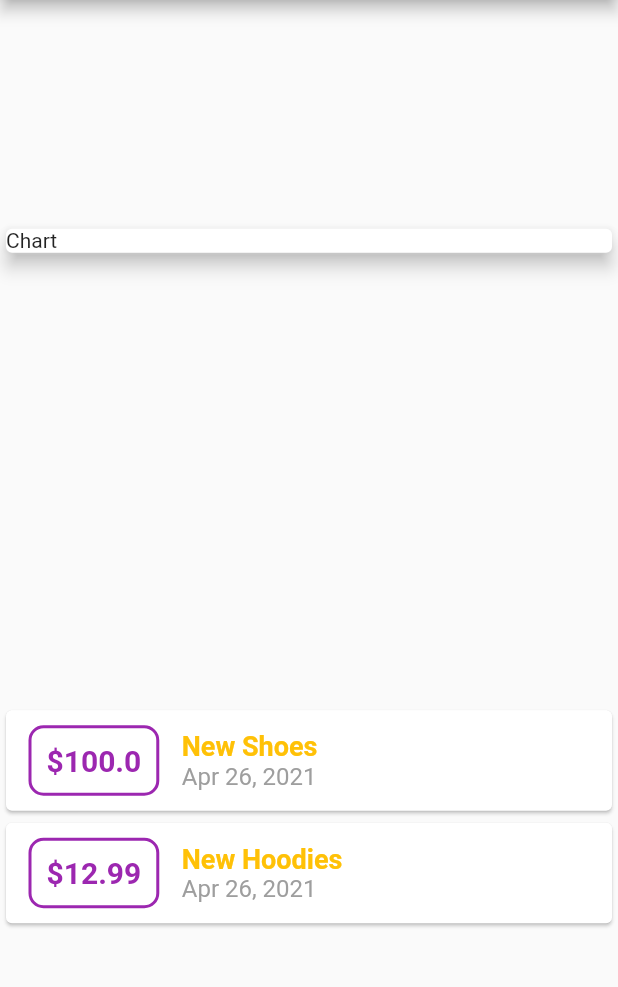
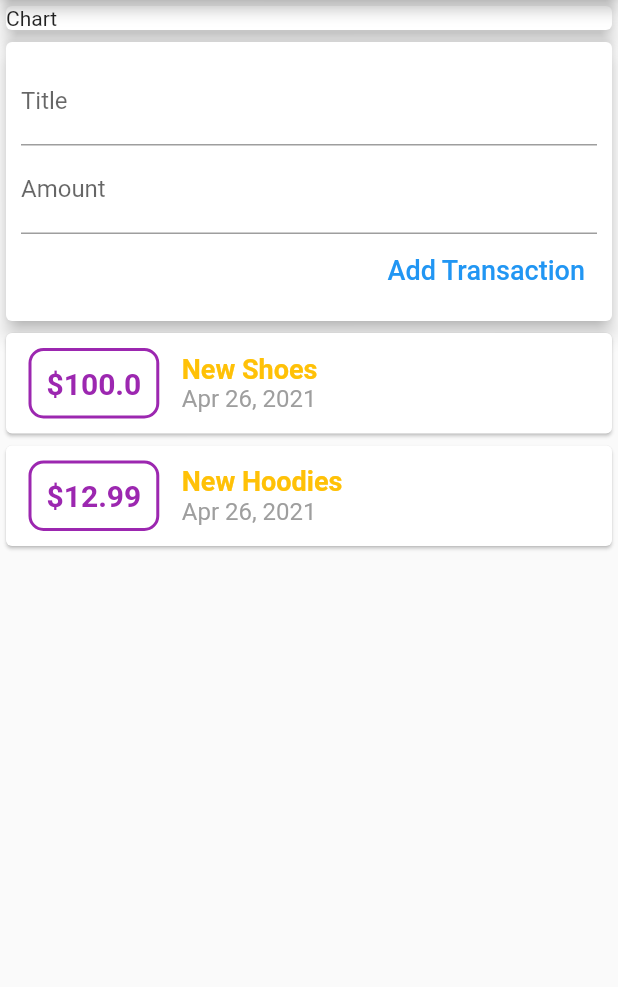
Before and after one commit to Rcharitra1/expense-tracker-flutter, a Flutter app: the screen it shows after launch, on a phone screen of 412 x 824 dp, the part 84-1071 px from its top. Run offline on Flutter 3.47's test engine with Material 2 defaults, Android fonts, the phone set to English and light mode, and no system bars.

Commit message:
Added task add functtionality and UI

```diff
--- a/lib/main.dart
+++ b/lib/main.dart
@@ -1,6 +1,5 @@
 import 'package:flutter/material.dart';
-import 'package:intl/intl.dart';
-import './transaction.dart';
+import './widgets/user_transaction.dart';
 
 void main() {
   runApp(MyApp());
@@ -18,21 +17,15 @@ class MyApp extends StatelessWidget {
 }
 
 class MyHomePage extends StatelessWidget {
-  final List<Transaction> transactions = [
-    Transaction(
-        id: 't1', title: 'New Shoes', amount: 100.00, date: DateTime.now()),
-    Transaction(
-        id: 't2', title: 'New Hoodies', amount: 12.99, date: DateTime.now())
-  ];
-
   @override
   Widget build(BuildContext context) {
     return Scaffold(
         appBar: AppBar(
           title: Text('Expense Tracker'),
         ),
-        body: Column(
-          mainAxisAlignment: MainAxisAlignment.spaceAround,
+        body: SingleChildScrollView(
+            child: Column(
+          mainAxisAlignment: MainAxisAlignment.start,
           crossAxisAlignment: CrossAxisAlignment.stretch,
           children: <Widget>[
             Container(
@@ -42,43 +35,8 @@ class MyHomePage extends StatelessWidget {
                 elevation: 5,
               ),
             ),
-            Column(
-                children: transactions.map((tx) {
-              return Card(
-                  child: Row(children: <Widget>[
-                Container(
-                  margin: EdgeInsets.symmetric(vertical: 10, horizontal: 15),
-                  decoration: BoxDecoration(
-                      borderRadius: BorderRadius.circular(10),
-                      border: Border.all(color: Colors.purple, width: 2)),
-                  padding: EdgeInsets.all(10),
-                  child: Text(
-                    '\$${tx.amount}',
-                    style: TextStyle(
-                        fontWeight: FontWeight.bold,
-                        fontSize: 20,
-                        color: Colors.purple),
-                  ),
-                ),
-                Column(
-                  crossAxisAlignment: CrossAxisAlignment.start,
-                  children: <Widget>[
-                    Text(
-                      tx.title,
-                      style: TextStyle(
-                          fontSize: 18,
-                          color: Colors.amber,
-                          fontWeight: FontWeight.bold),
-                    ),
-                    Text(
-                      DateFormat.yMMMd().format(tx.date),
-                      style: TextStyle(fontSize: 16, color: Colors.grey),
-                    )
-                  ],
-                )
-              ]));
-            }).toList())
+            UserTransaction()
           ],
-        ));
+        )));
   }
 }
--- /dev/null
+++ b/lib/widgets/new_transaction.dart
@@ -0,0 +1,43 @@
+import 'package:flutter/material.dart';
+
+class NewTransaction extends StatelessWidget {
+  final titleInput = TextEditingController();
+  final amountInput = TextEditingController();
+  void addTx() {
+    addNewTransaction(titleInput.text, double.parse(amountInput.text));
+  }
+
+  final Function addNewTransaction;
+  NewTransaction(this.addNewTransaction);
+  @override
+  Widget build(BuildContext context) {
+    return Card(
+        elevation: 5,
+        child: Container(
+          padding: EdgeInsets.all(10),
+          child: Column(
+              crossAxisAlignment: CrossAxisAlignment.end,
+              children: <Widget>[
+                TextFormField(
+                  decoration: InputDecoration(
+                    labelText: 'Title',
+                  ),
+                  controller: titleInput,
+                  onFieldSubmitted: (_) => addTx,
+                ),
+                TextFormField(
+                  decoration: InputDecoration(labelText: 'Amount'),
+                  controller: amountInput,
+                  keyboardType: TextInputType.number,
+                  onFieldSubmitted: (_) => addTx,
+                ),
+                TextButton(
+                    child: Text(
+                      'Add Transaction',
+                      style: TextStyle(fontSize: 18),
+                    ),
+                    onPressed: addTx)
+              ]),
+        ));
+  }
+}
--- /dev/null
+++ b/lib/widgets/transaction_list.dart
@@ -0,0 +1,50 @@
+import 'package:flutter/material.dart';
+import '../model/transaction.dart';
+import 'package:intl/intl.dart';
+
+class TransactionList extends StatelessWidget {
+  final List<Transaction> transactions;
+  TransactionList(this.transactions);
+  @override
+  Widget build(BuildContext context) {
+    return Container(
+        height: 360,
+        child: ListView.builder(
+            itemBuilder: (ctx, index) {
+              return Card(
+                  child: Row(children: <Widget>[
+                Container(
+                  margin: EdgeInsets.symmetric(vertical: 10, horizontal: 15),
+                  decoration: BoxDecoration(
+                      borderRadius: BorderRadius.circular(10),
+                      border: Border.all(color: Colors.purple, width: 2)),
+                  padding: EdgeInsets.all(10),
+                  child: Text(
+                    '\$${transactions[index].amount}',
+                    style: TextStyle(
+                        fontWeight: FontWeight.bold,
+                        fontSize: 20,
+                        color: Colors.purple),
+                  ),
+                ),
+                Column(
+                  crossAxisAlignment: CrossAxisAlignment.start,
+                  children: <Widget>[
+                    Text(
+                      transactions[index].title,
+                      style: TextStyle(
+                          fontSize: 18,
+                          color: Colors.amber,
+                          fontWeight: FontWeight.bold),
+                    ),
+                    Text(
+                      DateFormat.yMMMd().format(transactions[index].date),
+                      style: TextStyle(fontSize: 16, color: Colors.grey),
+                    )
+                  ],
+                )
+              ]));
+            },
+            itemCount: transactions.length));
+  }
+}
--- /dev/null
+++ b/lib/widgets/user_transaction.dart
@@ -0,0 +1,39 @@
+import 'package:flutter/material.dart';
+import './new_transaction.dart';
+import './transaction_list.dart';
+import '../model/transaction.dart';
+import 'package:uuid/uuid.dart';
+
+class UserTransaction extends StatefulWidget {
+  @override
+  _UserTransactionState createState() => _UserTransactionState();
+}
+
+class _UserTransactionState extends State<UserTransaction> {
+  final List<Transaction> _transactions = [
+    Transaction(
+        id: 't1', title: 'New Shoes', amount: 100.00, date: DateTime.now()),
+    Transaction(
+        id: 't2', title: 'New Hoodies', amount: 12.99, date: DateTime.now())
+  ];
+  void _addNewTransaction(String title, double amount) {
+    final newTx = Transaction(
+        title: title,
+        amount: amount,
+        date: DateTime.now(),
+        id: Uuid().v4().substring(0, 8));
+    setState(() {
+      _transactions.add(newTx);
+    });
+  }
+
+  @override
+  Widget build(BuildContext context) {
+    return Column(
+      children: <Widget>[
+        NewTransaction(_addNewTransaction),
+        TransactionList(_transactions)
+      ],
+    );
+  }
+}
--- a/pubspec.yaml
+++ b/pubspec.yaml
@@ -24,6 +24,7 @@ dependencies:
   flutter:
     sdk: flutter
   intl: ^0.17.0
+  uuid: 3.0.4
 
 
   # The following adds the Cupertino Icons font to your application.
```
Also changed, not shown: lib/model/transaction.dart (renamed from lib/transaction.dart), pubspec.lock.
